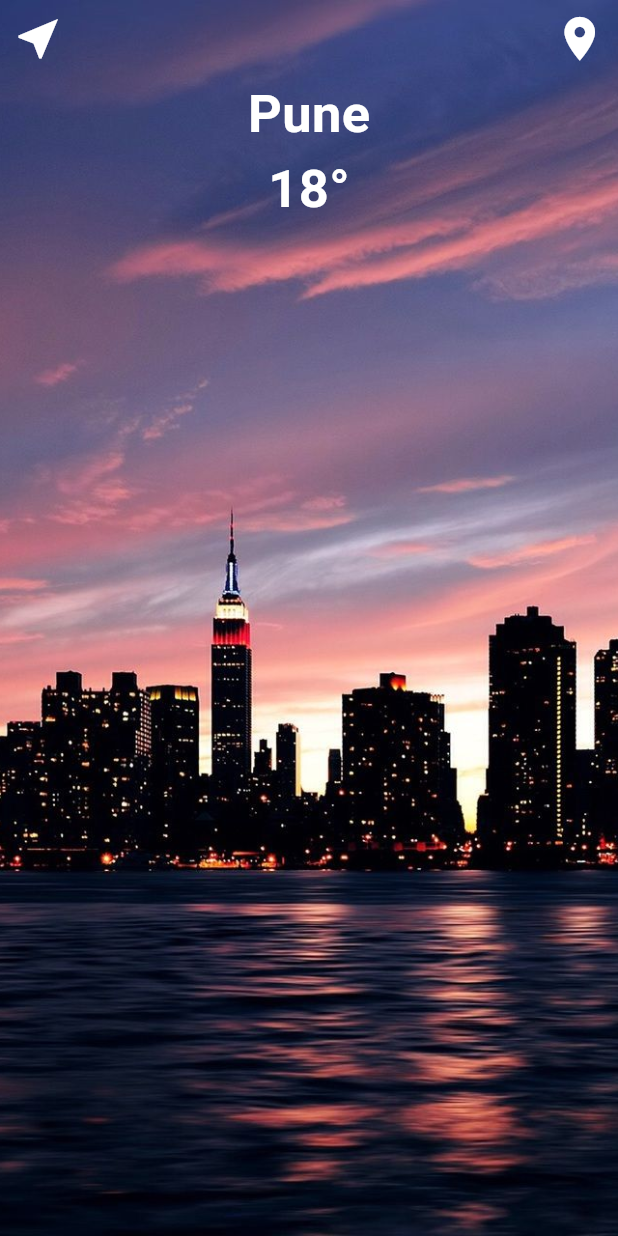
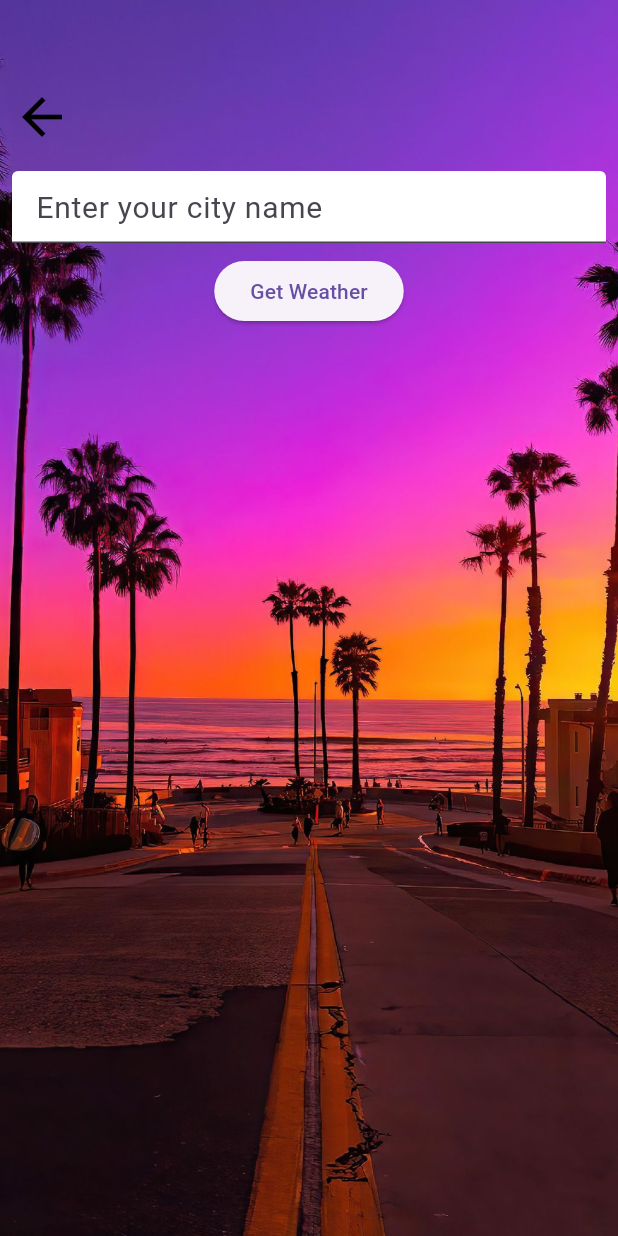
Before and after one commit to Vasusn/tutedude, a Flutter app: the Screen1 screen opened directly, after a tap on the "location on" icon, on a phone screen of 412 x 824 dp. Run offline on Flutter 3.47's test engine with Material 3 defaults, Android fonts, the phone set to English and light mode, and no system bars; our stand-ins replace audioplayers, flutter_spinkit, geolocator.

Commit message:
Add Clima code

```diff
--- /dev/null
+++ b/lib/clima/clima_main.dart
@@ -0,0 +1,13 @@
+import 'package:flutter/material.dart';
+import 'package:tutedude/clima/screen/home_screen.dart';
+
+class ClimaMain extends StatelessWidget {
+  const ClimaMain({super.key});
+
+  @override
+  Widget build(BuildContext context) {
+    return MaterialApp(
+      home: HomeScreen(),
+    );
+  }
+}
--- a/lib/clima/screen/screen1.dart
+++ b/lib/clima/screen/screen1.dart
@@ -1,31 +1,75 @@
 import 'dart:convert';
-
 import 'package:flutter/material.dart';
 import 'package:http/http.dart' as http;
+import 'package:tutedude/clima/screen/screen2.dart';
 
-class Screen1 extends StatelessWidget {
-  const Screen1({super.key});
+class Screen1 extends StatefulWidget {
+  const Screen1({super.key, this.weatherData});
+
+  final weatherData;
+
+  @override
+  State<Screen1> createState() => _Screen1State();
+}
+
+class _Screen1State extends State<Screen1> {
+  String emoji = '';
+  String tempInCel = '';
+  String currentWeather = '';
+  String cityName = 'Unknown';
 
   String kelvinToCel(var temp) {
     double tempInCel = temp - 273.15;
     return tempInCel.floor().toString();
   }
 
-  Future<void> getWeatherDataFromCityName(String cityName) async {
+  Future<Map<String, dynamic>?> getWeatherDataFromCityName(String cityName) async {
     var apiKey = '224f5a33ddc20c64f9a8d9da610222cf';
     var url = Uri.https('api.openweathermap.org', '/data/2.5/weather', {
       'q': cityName,
-      'apikey': apiKey,
+      'appid': apiKey, // Fixed parameter key (should be 'appid', not 'apikey')
     });
+
     var response = await http.get(url);
     if (response.statusCode == 200) {
       var weatherData = jsonDecode(response.body);
-      print(weatherData);
+      return weatherData;
+    } else {
+      print('Error fetching weather data');
+      return null;
     }
   }
-void updateUI(weatherData){
-   // var weatherData = weatherData['weather'][0]['id'];
-}
+
+  @override
+  void initState() {
+    super.initState();
+    updateUI(widget.weatherData);
+  }
+
+  void updateUI(Map<String, dynamic>? weatherData) {
+    if (weatherData == null) return;
+
+    setState(() {
+      var weatherId = weatherData['weather'][0]['id'];
+
+      if (weatherId > 200 && weatherId < 300) {
+        emoji = '🌩️️';
+      } else if (weatherId > 300 && weatherId < 400) {
+        emoji = '⛈️';
+      } else if (weatherId > 500 && weatherId < 600) {
+        emoji = '🌧️';
+      } else if (weatherId > 700 && weatherId < 800) {
+        emoji = '☁️';
+      } else if (weatherId >= 800) {
+        emoji = '🌥️';
+      }
+
+      tempInCel = kelvinToCel(weatherData['main']['temp']);
+      currentWeather = weatherData['weather'][0]['main'];
+      cityName = weatherData['name']; // Fixed incorrect key
+    });
+  }
+
   @override
   Widget build(BuildContext context) {
     return Scaffold(
@@ -45,11 +89,27 @@ void updateUI(weatherData){
                 mainAxisAlignment: MainAxisAlignment.spaceBetween,
                 children: [
                   IconButton(
-                    onPressed: () {},
+                    onPressed: () {
+                      updateUI(widget.weatherData);
+                    },
                     icon: Icon(Icons.near_me, color: Colors.white, size: 35),
                   ),
                   IconButton(
-                    onPressed: () {},
+                    onPressed: () async {
+                      var cityName = await Navigator.push(
+                        context,
+                        MaterialPageRoute(builder: (context) => Screen2()),
+                      );
+
+                      if (cityName != null && cityName.toString().isNotEmpty) {
+                        var weatherData = await getWeatherDataFromCityName(cityName.toString());
+                        if (weatherData != null) {
+                          setState(() {
+                            updateUI(weatherData);
+                          });
+                        }
+                      }
+                    },
                     icon: Icon(
                       Icons.location_on,
                       color: Colors.white,
@@ -59,20 +119,34 @@ void updateUI(weatherData){
                 ],
               ),
               Text(
-                'Pune',
+                cityName,
                 style: TextStyle(
-                  fontSize: 35,
+                  fontSize: 50,
                   color: Colors.white,
                   fontWeight: FontWeight.bold,
                 ),
               ),
               Text(
-                '18°',
+                '$tempInCel°',
                 style: TextStyle(
-                  fontSize: 35,
+                  fontSize: 50,
                   color: Colors.white,
                   fontWeight: FontWeight.bold,
                 ),
+              ),
+              Row(
+                mainAxisAlignment: MainAxisAlignment.spaceEvenly,
+                children: [
+                  Text(emoji, style: TextStyle(fontSize: 70)),
+                  Text(
+                    currentWeather,
+                    style: TextStyle(
+                      fontSize: 50,
+                      color: Colors.white,
+                      fontWeight: FontWeight.bold,
+                    ),
+                  ),
+                ],
               ),
             ],
           ),
--- /dev/null
+++ b/lib/clima/screen/screen2.dart
@@ -0,0 +1,63 @@
+import 'package:flutter/material.dart';
+
+class Screen2 extends StatefulWidget {
+  const Screen2({super.key});
+
+  @override
+  State<Screen2> createState() => _Screen2State();
+}
+
+class _Screen2State extends State<Screen2> {
+  final cityController = TextEditingController();
+
+  @override
+  Widget build(BuildContext context) {
+    return Scaffold(
+      body: Container(
+        height: MediaQuery.of(context).size.height,
+        width: MediaQuery.of(context).size.width,
+        decoration: BoxDecoration(
+          image: DecorationImage(
+            image: AssetImage('assets/images/screen2.jpeg'),
+            fit: BoxFit.cover,
+          ),
+        ),
+        child: Column(
+          crossAxisAlignment: CrossAxisAlignment.start,
+          children: [
+            SizedBox(height: 50),
+            IconButton(
+              onPressed: () {
+                Navigator.pop(context);
+              },
+              icon: Icon(Icons.arrow_back, color: Colors.black, size: 40),
+            ),
+            Padding(
+              padding: const EdgeInsets.all(8.0),
+              child: TextFormField(
+                controller: cityController,
+                decoration: InputDecoration(
+                  hintText: 'Enter your city name',
+                  hintStyle: TextStyle(fontSize: 20),
+                  filled: true,
+                  fillColor: Colors.white,
+                ),
+              ),
+            ),
+            Align(
+              alignment: Alignment.center,
+              child: ElevatedButton(
+                onPressed: () {
+                  if (cityController.text.isNotEmpty) {
+                    Navigator.pop(context, cityController.text);
+                  }
+                },
+                child: Text('Get Weather'),
+              ),
+            ),
+          ],
+        ),
+      ),
+    );
+  }
+}
--- a/lib/main.dart
+++ b/lib/main.dart
@@ -8,8 +8,8 @@ import 'package:tutedude/xylophone_application/xylophone_application.dart';
 
 void main() {
   runApp(
-      const MyApp()
-    // ClimaMain()
+      // const MyApp()
+    ClimaMain()
   );
 }
 
```
Also changed, not shown: lib/clima/screen/home_screen.dart (added, +53 -0 lines), lib/clima/service/location.dart (added, +19 -0 lines), 4 other files.
